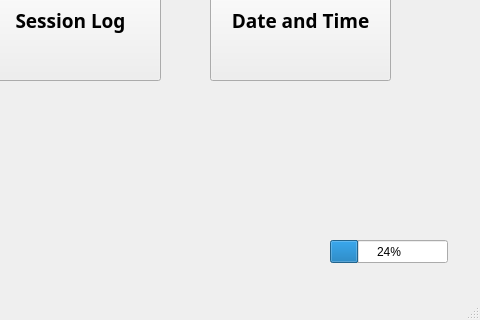
First picture: the form in mainmenu.ui, repository MarioPardo/Neureset_Team20, before the edit; both pictures show x 320 to 800 and y 280 to 600 of the 800 by 600 pixel window.
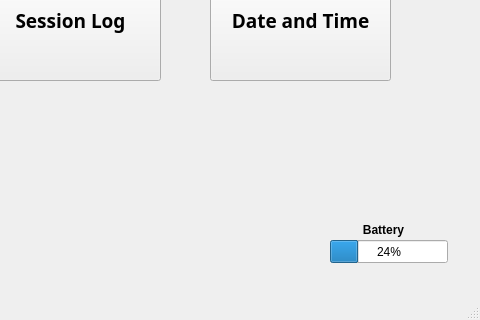
Second picture: the form after the edit.

Commit message: added battery label

```diff
--- a/mainmenu.ui
+++ b/mainmenu.ui
@@ -126,6 +126,27 @@
      <string>Date and Time</string>
     </property>
    </widget>
+   <widget class="QLabel" name="label_2">
+    <property name="geometry">
+     <rect>
+      <x>668</x>
+      <y>500</y>
+      <width>71</width>
+      <height>20</height>
+     </rect>
+    </property>
+    <property name="font">
+     <font>
+      <bold>true</bold>
+     </font>
+    </property>
+    <property name="text">
+     <string>Battery</string>
+    </property>
+    <property name="alignment">
+     <set>Qt::AlignCenter</set>
+    </property>
+   </widget>
   </widget>
   <widget class="QMenuBar" name="menubar">
    <property name="geometry">
```
